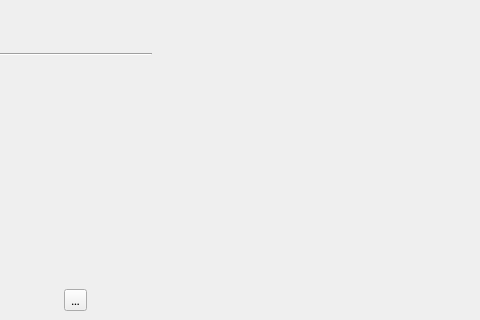
JPCassimiro/JHMR, file ui/ui_files/main_window.ui: the form before one commit; both pictures show x 0 to 480 and y 380 to 700 of the 1000 by 700 pixel window.
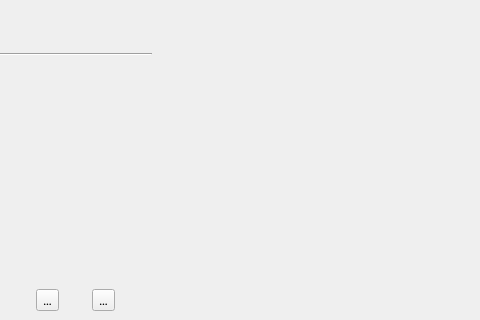
The form after the commit. Icons and pictures are not drawn.

Commit message: added basic config dialog and language change

```diff
--- a/ui/ui_files/main_window.ui
+++ b/ui/ui_files/main_window.ui
@@ -297,6 +297,16 @@
             </property>
            </widget>
           </item>
+          <item>
+           <widget class="QToolButton" name="appConfigButton">
+            <property name="text">
+             <string>...</string>
+            </property>
+            <property name="icon">
+             <iconset theme="QIcon::ThemeIcon::DocumentProperties"/>
+            </property>
+           </widget>
+          </item>
          </layout>
         </widget>
        </item>
```
The commit also changes 78 other files.
